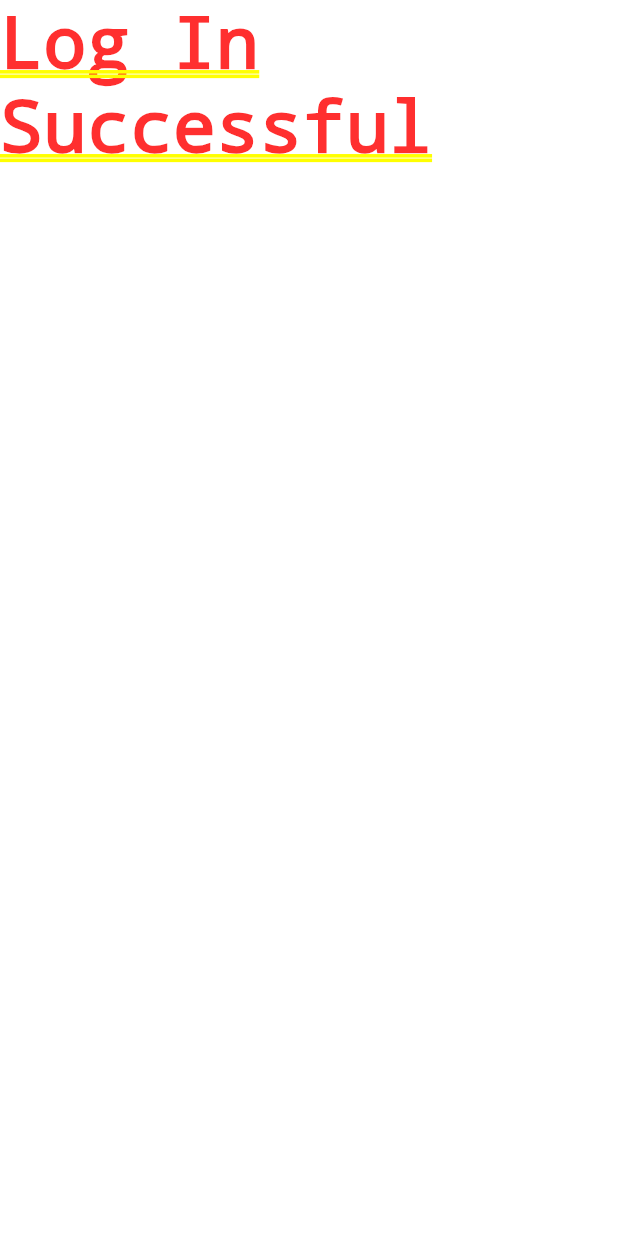
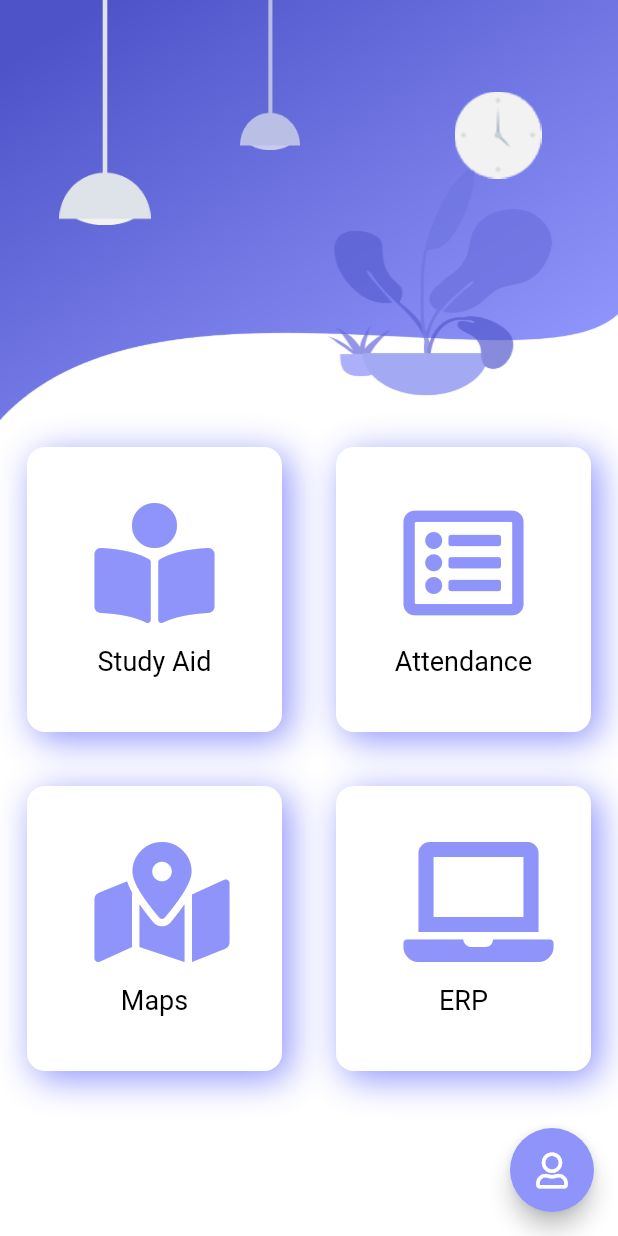
Before and after one commit to pdpratyush16/study_material_app-1, a Flutter app: the SignupPageDetails screen opened by its route, after a tap on "Sign Up", on a phone screen of 412 x 824 dp. Run offline on Flutter 3.47's test engine with Material 2 defaults, Android fonts, the phone set to English and light mode, and no system bars; our stand-ins replace cloud_firestore, firebase_auth, firebase_core, font_awesome_flutter, modal_progress_hud, simple_animations; accounts and stored records are empty.

Commit message:
FrontPage added

```diff
--- /dev/null
+++ b/lib/Animation/CustomWidgets.dart
@@ -0,0 +1,65 @@
+import 'package:flutter/material.dart';
+
+const kActiveCol = Color(0xFF1D1E33);
+const kInactiveCol = Color(0xFF111328);
+const kBottomColor = Color(0xFFEB1555);
+const kShadow = Color(0xFF4C4F5E);
+const kPrimaryColor = Color(0xff8f94fb);
+const kText = TextStyle(
+  color: Colors.black,
+  fontSize: 18.0,
+);
+
+class ReuseCard extends StatelessWidget {
+  final Widget childCard;
+  final Function gesture;
+  ReuseCard({this.childCard, this.gesture});
+  Widget build(BuildContext context) {
+    return GestureDetector(
+      onTap: gesture,
+      child: Container(
+        height: 190.0,
+        child: childCard,
+        margin: EdgeInsets.all(18.0),
+        decoration: BoxDecoration(
+          color: Colors.white,
+          borderRadius: BorderRadius.circular(12.0),
+          boxShadow: [
+            BoxShadow(
+              color: kPrimaryColor,
+              blurRadius: 20.0, // soften the shadow
+              spreadRadius: 0.0, //extend the shadow
+              offset: Offset(
+                5.0, // Move to right 10  horizontally
+                5.0, // Move to bottom 10 Vertically
+              ),
+            )
+          ],
+        ),
+      ),
+    );
+  }
+}
+
+class IconArea extends StatelessWidget {
+  final IconData ic;
+  final String s;
+  IconArea({@required this.ic, @required this.s});
+  Widget build(BuildContext context) {
+    return Column(
+      mainAxisAlignment: MainAxisAlignment.center,
+      children: <Widget>[
+        Icon(
+          ic,
+          color: kPrimaryColor,
+          size: 80.0,
+        ),
+        SizedBox(height: 15.0),
+        Text(
+          s,
+          style: kText,
+        ),
+      ],
+    );
+  }
+}
--- /dev/null
+++ b/lib/screen/FrontPage.dart
@@ -0,0 +1,160 @@
+import 'package:flutter/material.dart';
+import 'package:font_awesome_flutter/font_awesome_flutter.dart';
+import 'package:modal_progress_hud/modal_progress_hud.dart';
+import 'package:study_material_app/Animation/FadeAnimation.dart';
+import 'package:study_material_app/Animation/CustomWidgets.dart';
+import 'package:study_material_app/Attendance%20and%20Practice/attendanceHome.dart';
+import 'package:study_material_app/Books/bookHome.dart';
+import 'package:study_material_app/Maps%20and%20erp/erpHome.dart';
+import 'package:study_material_app/Maps%20and%20erp/mapsHome.dart';
+
+class FrontPage extends StatefulWidget {
+  static const String id = 'FrontPage';
+
+  @override
+  _FrontPageState createState() => _FrontPageState();
+}
+
+class _FrontPageState extends State<FrontPage> {
+  bool showSpinner = false;
+  @override
+  Widget build(BuildContext context) {
+    return ModalProgressHUD(
+      inAsyncCall: showSpinner,
+      child: Scaffold(
+        backgroundColor: Colors.white,
+        body: SingleChildScrollView(
+          child: Column(
+            children: <Widget>[
+              Container(
+                height: 280,
+                decoration: BoxDecoration(
+                  image: DecorationImage(
+                      image: AssetImage('assets/images/background.png'),
+                      fit: BoxFit.fill),
+                ),
+                child: Stack(
+                  children: <Widget>[
+                    Positioned(
+                      left: 30,
+                      width: 80,
+                      height: 150,
+                      child: FadeAnimation(
+                        1,
+                        Container(
+                          decoration: BoxDecoration(
+                            image: DecorationImage(
+                              image: AssetImage('assets/images/light-1.png'),
+                            ),
+                          ),
+                        ),
+                      ),
+                    ),
+                    Positioned(
+                      left: 140,
+                      width: 80,
+                      height: 100,
+                      child: FadeAnimation(
+                        1.3,
+                        Container(
+                          decoration: BoxDecoration(
+                            image: DecorationImage(
+                              image: AssetImage('assets/images/light-2.png'),
+                            ),
+                          ),
+                        ),
+                      ),
+                    ),
+                    Positioned(
+                      right: 40,
+                      top: 40,
+                      width: 80,
+                      height: 100,
+                      child: FadeAnimation(
+                        1.5,
+                        Container(
+                          decoration: BoxDecoration(
+                            image: DecorationImage(
+                              image: AssetImage('assets/images/clock.png'),
+                            ),
+                          ),
+                        ),
+                      ),
+                    ),
+                  ],
+                ),
+              ),
+              Row(
+                children: <Widget>[
+                  Expanded(
+                    child: ReuseCard(
+                      gesture: () {
+                        setState(() {
+                          Navigator.pushNamed(context, BookHome.id);
+                        });
+                      },
+                      childCard: IconArea(
+                        ic: FontAwesomeIcons.bookReader,
+                        s: 'Study Aid',
+                      ),
+                    ),
+                  ),
+                  Expanded(
+                    child: ReuseCard(
+                      gesture: () {
+                        setState(() {
+                          Navigator.pushNamed(context, AttendanceHome.id);
+                        });
+                      },
+                      childCard: IconArea(
+                        ic: FontAwesomeIcons.listAlt,
+                        s: 'Attendance',
+                      ),
+                    ),
+                  ),
+                ],
+              ),
+              Row(
+                children: <Widget>[
+                  Expanded(
+                    child: ReuseCard(
+                      gesture: () {
+                        setState(() {
+                          Navigator.pushNamed(context, MapsHome.id);
+                        });
+                      },
+                      childCard: IconArea(
+                        ic: FontAwesomeIcons.mapMarkedAlt,
+                        s: 'Maps',
+                      ),
+                    ),
+                  ),
+                  Expanded(
+                    child: ReuseCard(
+                      gesture: () {
+                        setState(() {
+                          Navigator.pushNamed(context, ErpHome.id);
+                        });
+                      },
+                      childCard: IconArea(
+                        ic: FontAwesomeIcons.laptop,
+                        s: 'ERP',
+                      ),
+                    ),
+                  ),
+                ],
+              ),
+            ],
+          ),
+        ),
+        floatingActionButton: FloatingActionButton(
+          onPressed: () {},
+          backgroundColor: kPrimaryColor,
+          child: Icon(
+            FontAwesomeIcons.user,
+          ),
+        ),
+      ),
+    );
+  }
+}
--- a/lib/screen/TempPage.dart
+++ /dev/null
@@ -1,18 +0,0 @@
-import 'package:flutter/material.dart';
-
-class TempPage extends StatefulWidget {
-
-  static const String id = 'TempPage';
-
-  @override
-  _TempPageState createState() => _TempPageState();
-}
-
-class _TempPageState extends State<TempPage> {
-  @override
-  Widget build(BuildContext context) {
-    return Container(
-      child : Text('Log In Successful'),
-    );
-  }
-}
--- a/lib/screen/signUpDetails.dart
+++ b/lib/screen/signUpDetails.dart
@@ -3,7 +3,7 @@ import 'package:flutter/material.dart';
 import 'package:study_material_app/Animation/FadeAnimation.dart';
 import 'package:study_material_app/database/signupPageDatabase.dart';
 import 'package:firebase_auth/firebase_auth.dart';
-import 'package:study_material_app/screen/TempPage.dart';
+import 'package:study_material_app/screen/FrontPage.dart';
 
 class SignupPageDetails extends StatefulWidget {
   static const String id = 'registerScreenDetails';
@@ -224,8 +224,10 @@ class _SignupPageDetailsState extends State<SignupPageDetails> {
                           borderRadius: BorderRadius.circular(10),
                           color: Color(0xff8f94fb),
                         ),
-                        child: Center(
-                          child: FlatButton(
+                        child: TextButton(
+                          style: ButtonStyle(
+                            tapTargetSize: MaterialTapTargetSize.shrinkWrap,
+                          ),
                           onPressed: () {
                             _firestore.collection('UserDatabase').add({
                               'Branch': branchVal,
@@ -234,8 +236,9 @@ class _SignupPageDetailsState extends State<SignupPageDetails> {
                               'Semester': semesterVal,
                               'Year': yearVal,
                             });
-                              Navigator.pushNamed(context, TempPage.id);
+                            Navigator.pushNamed(context, FrontPage.id);
                           },
+                          child: Center(
                             child: Text(
                               "Sign Up",
                               style: TextStyle(
```
Also changed, not shown: lib/Attendance and Practice/attendanceHome.dart (added, +13 -0 lines), lib/Attendance and Practice/practiceHome.dart (added, +13 -0 lines), lib/Books/bookHome.dart (added, +13 -0 lines), lib/Maps and erp/erpHome.dart (added, +13 -0 lines), lib/Maps and erp/mapsHome.dart (added, +13 -0 lines), lib/Videos/videoHome.dart (added, +13 -0 lines), lib/main.dart (+18 -6 lines), lib/screen/loginPage.dart (+13 -11 lines), lib/screen/signUp.dart (+10 -6 lines), pubspec.yaml (+1 -52 lines), pubspec.lock. Lines whose indentation alone changed are shown as unchanged.
